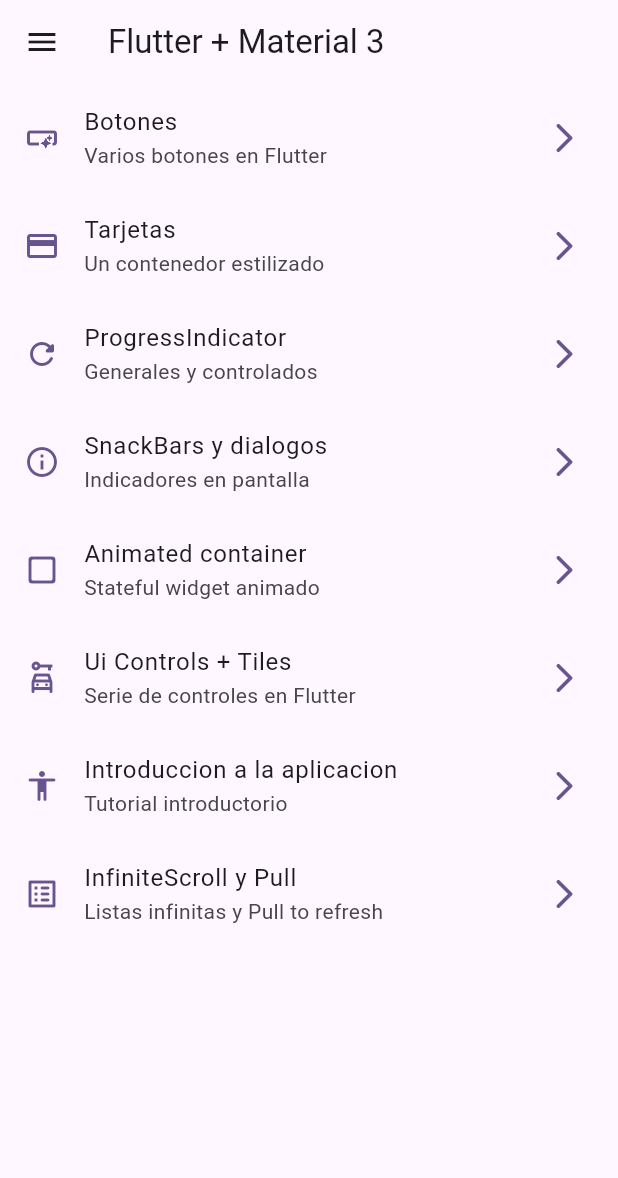
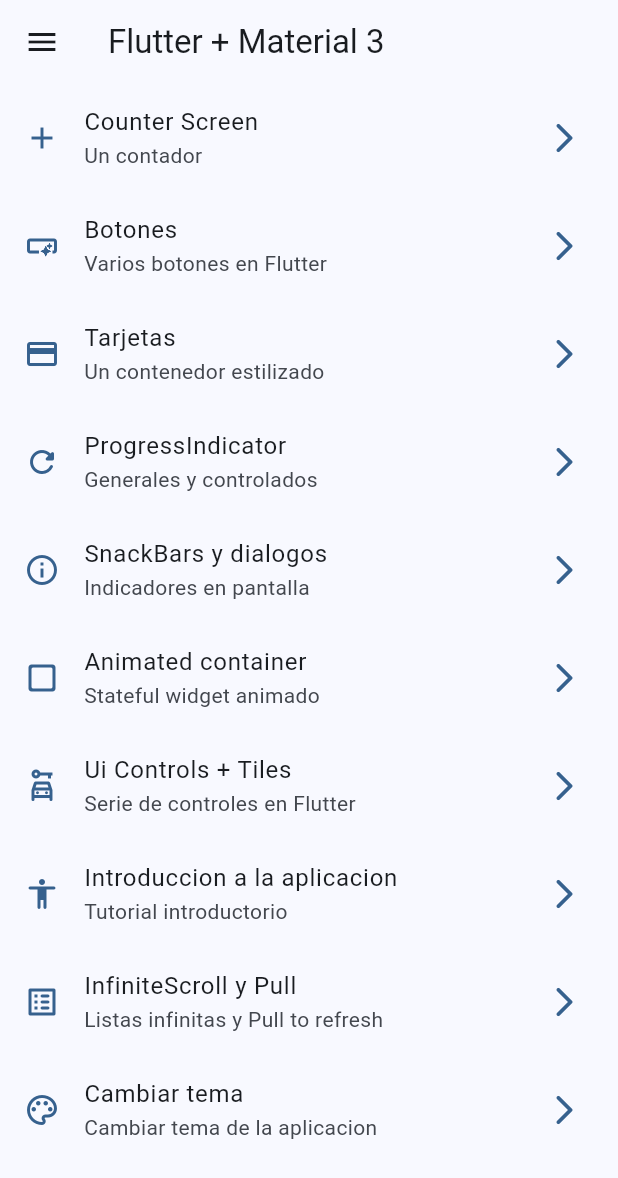
Before and after one commit to ElianC13/widgets_app, a Flutter app: the screen it shows after launch, on a phone screen of 412 x 824 dp. Shown: the top 1178 px of the screen. Run offline on Flutter 3.47's test engine with Material 3 defaults, Android fonts, the phone set to English and light mode, and no system bars; our stand-ins replace animate_do, flutter_riverpod, go_router.

Commit message:
cambio de temas funcional

```diff
--- a/lib/config/menu/menu_items.dart
+++ b/lib/config/menu/menu_items.dart
@@ -15,6 +15,12 @@ class MenuItem {
 }
 
 const appMenutItems = <MenuItem> [
+  MenuItem(
+    title: "Counter Screen",
+    subTitle: "Un contador",
+    link: "/counter",
+    icon: Icons.add
+    ),
   MenuItem(
     title: "Botones",
     subTitle: "Varios botones en Flutter",
@@ -63,6 +69,12 @@ const appMenutItems = <MenuItem> [
     link: "/infinite",
     icon: Icons.list_alt_rounded
     ),
+    MenuItem(
+    title: "Cambiar tema",
+    subTitle: "Cambiar tema de la aplicacion",
+    link: "/theme-changer",
+    icon: Icons.color_lens_outlined
+    ),
 
 
 ];
--- a/lib/config/router/app_router.dart
+++ b/lib/config/router/app_router.dart
@@ -1,4 +1,5 @@
 import 'package:go_router/go_router.dart';
+import 'package:widgets_app/presentation/screens/counter/counter_screen.dart';
 import 'package:widgets_app/presentation/screens/screens.dart';
 
 final appRouter = GoRouter(
@@ -9,6 +10,12 @@ final appRouter = GoRouter(
       path:'/',
       name: HomeScreen.name,
       builder:(context, state) => const HomeScreen()
+    ),
+
+    GoRoute (
+      path:'/counter',
+      name: CounterScreen.name,
+      builder:(context, state) => const CounterScreen()
     ),
 
     GoRoute (
@@ -28,30 +35,41 @@ final appRouter = GoRouter(
       name: ProgressScreen.name,
       builder:(context, state) => const ProgressScreen()
     ),
+
     GoRoute (
       path:'/snackbars',
       name: SnackBarScreen.name,
       builder:(context, state) => const SnackBarScreen()
     ),
+
     GoRoute (
       path:'/animated',
       name: AnimatedScreen.name,
       builder:(context, state) => const AnimatedScreen()
     ),
+
     GoRoute (
       path:'/ui-controls',
       name: UiControlsScreen.name,
       builder:(context, state) => const UiControlsScreen()
     ),
+
     GoRoute (
       path:'/tutorial',
       name: AppTutorialScreen.name,
       builder:(context, state) => const AppTutorialScreen()
     ),
+
     GoRoute (
       path:'/infinite',
       name: InfiniteScrollScreen.name,
       builder:(context, state) => const InfiniteScrollScreen()
     ),
+
+    GoRoute (
+      path:'/theme-changer',
+      name: ThemeChamgerScreen.name,
+      builder:(context, state) => const ThemeChamgerScreen()
+    ),
   ]
 );
--- a/lib/config/theme/app_theme.dart
+++ b/lib/config/theme/app_theme.dart
@@ -15,14 +15,17 @@ const List<Color> colorList = [
 class AppTheme {
 
   final int selectedColor;
+  final bool darkMode;
 
   AppTheme({
-     this.selectedColor = 0,
+      this.darkMode = false,
+      this.selectedColor = 0,
     }): assert (selectedColor >= 0, 'Selected color mos be grather then 0' ),
         assert (selectedColor < colorList.length, 'Selected color mos be less or equal than ${colorList.length - 1}' );
 
     ThemeData getTheme() => ThemeData(
       useMaterial3: true,
+      brightness: darkMode ? Brightness.dark : Brightness.light,
       colorSchemeSeed: colorList[selectedColor],
       appBarTheme: const AppBarTheme(
         centerTitle: false,
--- a/lib/main.dart
+++ b/lib/main.dart
@@ -1,21 +1,31 @@
 import 'package:flutter/material.dart';
+import 'package:flutter_riverpod/flutter_riverpod.dart';
 import 'package:widgets_app/config/router/app_router.dart';
 import 'package:widgets_app/config/theme/app_theme.dart';
+import 'package:widgets_app/presentation/providers/theme_provider.dart';
 
 void main() {
-  runApp(const MainApp());
+  runApp(
+    const ProviderScope(
+      child: MainApp()
+    )
+  );
 }
 
-class MainApp extends StatelessWidget {
+class MainApp extends ConsumerWidget {
   const MainApp({super.key});
 
   @override
-  Widget build(BuildContext context) {
+  Widget build(BuildContext context, ref) {
+
+    final darkMode = ref.watch(themeProvider);
+    final selectedColor = ref.watch(selectedColorProvider);
+
     return MaterialApp.router(
       title: 'Flutter Widgets',
       routerConfig: appRouter,
       debugShowCheckedModeBanner: false,
-      theme: AppTheme(selectedColor: 5).getTheme(),
+      theme: AppTheme(selectedColor: selectedColor, darkMode: darkMode).getTheme(),
 
     );
   }
--- /dev/null
+++ b/lib/presentation/providers/counter_provider.dart
@@ -0,0 +1,3 @@
+import 'package:flutter_riverpod/flutter_riverpod.dart';
+
+final counterProvider = StateProvider((ref) => 0);
--- /dev/null
+++ b/lib/presentation/providers/theme_provider.dart
@@ -0,0 +1,11 @@
+import 'package:flutter_riverpod/flutter_riverpod.dart';
+import 'package:widgets_app/config/theme/app_theme.dart';
+
+//Listado de colores
+final colorListProvider = Provider((ref) => colorList);
+
+//boleano
+final themeProvider = StateProvider((ref) => false);
+
+//int
+final selectedColorProvider = StateProvider((ref) => 0);
--- a/lib/presentation/screens/buttons/buttons_screen.dart
+++ b/lib/presentation/screens/buttons/buttons_screen.dart
@@ -1,4 +1,3 @@
-import 'package:flutter/cupertino.dart';
 import 'package:flutter/material.dart';
 import 'package:go_router/go_router.dart';
 
--- a/lib/presentation/screens/screens.dart
+++ b/lib/presentation/screens/screens.dart
@@ -2,8 +2,10 @@ export 'package:widgets_app/presentation/screens/animated/animated_screen.dart';
 export 'package:widgets_app/presentation/screens/app_tutorial/app_tutorial_screen.dart';
 export 'package:widgets_app/presentation/screens/buttons/buttons_screen.dart';
 export 'package:widgets_app/presentation/screens/cards/cards_screen.dart';
+export 'package:widgets_app/presentation/screens/counter/counter_screen.dart';
 export 'package:widgets_app/presentation/screens/home/home_screen.dart';
 export 'package:widgets_app/presentation/screens/infinit_scroll/infinite_scroll_screen.dart';
 export 'package:widgets_app/presentation/screens/progress/progress_screen.dart';
 export 'package:widgets_app/presentation/screens/snackbar/snackbar_screen.dart';
+export 'package:widgets_app/presentation/screens/theme_changer/theme_changer.dart';
 export 'package:widgets_app/presentation/ui_controls/ui_controls_screen.dart';
--- a/pubspec.yaml
+++ b/pubspec.yaml
@@ -10,7 +10,9 @@ dependencies:
   animate_do: ^3.3.3
   flutter:
     sdk: flutter
+  flutter_riverpod: ^2.4.10
   go_router: ^13.1.0
+  riverpod: ^2.5.0
 
 dev_dependencies:
   flutter_lints: ^2.0.0
```
Also changed, not shown: lib/presentation/screens/counter/counter_screen.dart (added, +44 -0 lines), lib/presentation/screens/theme_changer/theme_changer.dart (added, +61 -0 lines), pubspec.lock.
